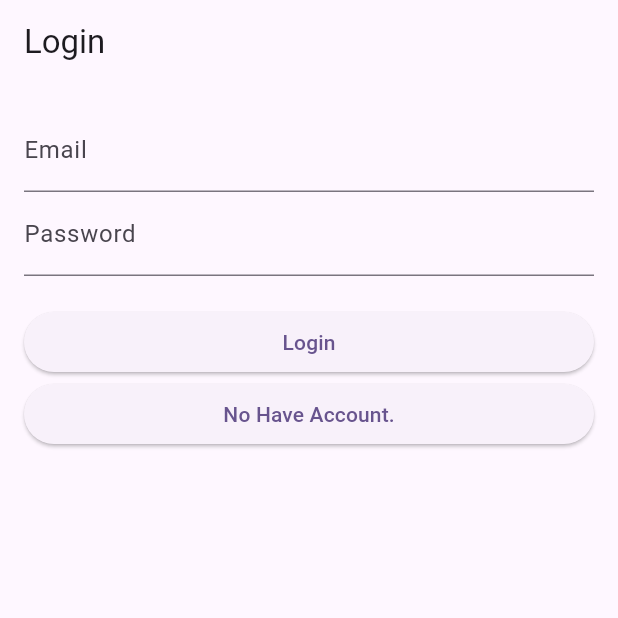
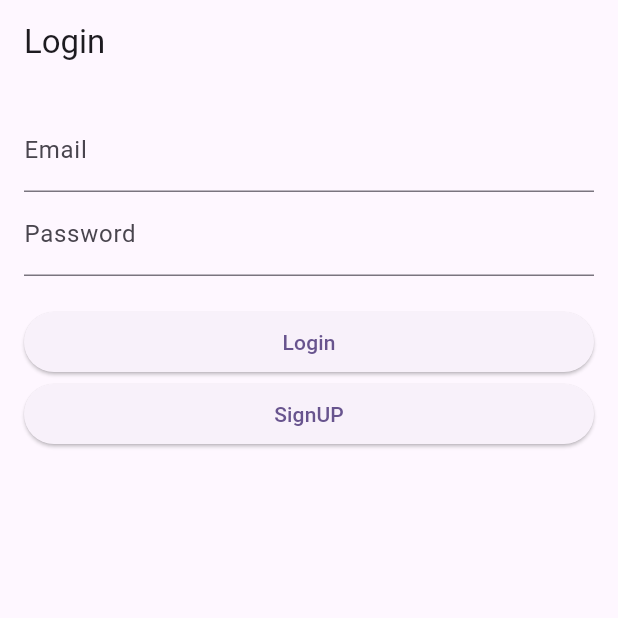
Before and after one commit to musharrafhamraz/Food-Gallery-App, a Flutter app: the screen it shows after launch, after a tap on "Login", on a phone screen of 412 x 824 dp, the top half of it. Run offline on Flutter 3.47's test engine with Material 3 defaults, Android fonts, the phone set to English and light mode, and no system bars; our stand-ins replace cloud_firestore, firebase_auth, firebase_core; accounts and stored records are empty; network calls fail.

Commit message:
basic implementation of user and tailor dataflow and navigation done.

```diff
--- a/lib/auth/auth_services.dart
+++ b/lib/auth/auth_services.dart
@@ -1,19 +1,20 @@
-// lib/auth/auth_service.dart
 import 'package:firebase_auth/firebase_auth.dart';
 import 'package:cloud_firestore/cloud_firestore.dart';
 
 class AuthService {
+  // Firebase Auth instance
+  final FirebaseAuth _auth = FirebaseAuth.instance;
+
   // Sign Up Method
   Future<void> signUpUser(String email, String password, String role) async {
     try {
-      UserCredential userCredential = await FirebaseAuth.instance
-          .createUserWithEmailAndPassword(email: email, password: password);
+      UserCredential userCredential = await _auth.createUserWithEmailAndPassword(
+        email: email,
+        password: password,
+      );
 
       // Save user role in Firestore
-      await FirebaseFirestore.instance
-          .collection('users')
-          .doc(userCredential.user!.uid)
-          .set({
+      await FirebaseFirestore.instance.collection('users').doc(userCredential.user!.uid).set({
         'email': email,
         'role': role, // tailor or customer
       });
@@ -21,20 +22,29 @@ class AuthService {
       print('User signed up successfully!');
     } catch (e) {
       print('Sign-up failed: $e');
-      throw e; // Rethrow error to handle it in the UI
+      throw e;
     }
   }
 
-  // Sign In Method
-  Future<void> loginUser(String email, String password) async {
+  // Login Method and Role Retrieval
+  Future<String?> loginUser(String email, String password) async {
     try {
-      UserCredential userCredential = await FirebaseAuth.instance
-          .signInWithEmailAndPassword(email: email, password: password);
+      UserCredential userCredential = await _auth.signInWithEmailAndPassword(
+        email: email,
+        password: password,
+      );
 
-      print('User logged in successfully!');
+      // Get the user's role from Firestore
+      DocumentSnapshot userDoc = await FirebaseFirestore.instance
+          .collection('users')
+          .doc(userCredential.user!.uid)
+          .get();
+
+      String? role = userDoc['role'];
+      return role; // Return the user's role (tailor or customer)
     } catch (e) {
       print('Login failed: $e');
-      throw e; // Rethrow error to handle it in the UI
+      throw e;
     }
   }
 }
--- a/lib/auth/login_screen.dart
+++ b/lib/auth/login_screen.dart
@@ -2,6 +2,8 @@
 import 'package:flutter/material.dart';
 import 'package:tailorapp/auth/auth_services.dart';
 import 'package:tailorapp/auth/sign_up_screen.dart';
+import 'package:tailorapp/screens/customer_dashboard.dart';
+import 'package:tailorapp/screens/tailor_dashboard.dart';
 
 class LoginScreen extends StatefulWidget {
   const LoginScreen({super.key});
@@ -38,13 +40,31 @@ class LoginScreenState extends State<LoginScreen> {
             ElevatedButton(
               onPressed: () async {
                 try {
-                  await _authService.loginUser(
+                  // Login and retrieve role
+                  String? role = await _authService.loginUser(
                     _emailController.text,
                     _passwordController.text,
                   );
-                  // Show success message or navigate to another screen
-                  ScaffoldMessenger.of(context).showSnackBar(
-                      const SnackBar(content: Text('Login Successful')));
+
+                  // Navigate to the appropriate dashboard based on role
+                  if (role == 'tailor') {
+                    Navigator.pushReplacement(
+                      context,
+                      MaterialPageRoute(
+                          builder: (context) => const TailorDashboard()),
+                    );
+                  } else if (role == 'customer') {
+                    Navigator.pushReplacement(
+                      context,
+                      MaterialPageRoute(
+                          builder: (context) => const CustomerDashboard()),
+                    );
+                  } else {
+                    // Handle case if role is not found
+                    ScaffoldMessenger.of(context).showSnackBar(const SnackBar(
+                      content: Text('Invalid user role'),
+                    ));
+                  }
                 } catch (e) {
                   // Show error message
                   ScaffoldMessenger.of(context).showSnackBar(
@@ -60,7 +80,8 @@ class LoginScreenState extends State<LoginScreen> {
                   return const SignupScreen();
                 }));
               },
-                child: const Text('No Have Account.'))
+              child: const Text('SignUP'),
+            ),
           ],
         ),
       ),
```
Also changed, not shown: lib/screens/customer_dashboard.dart (added, +19 -0 lines), lib/screens/tailor_dashboard.dart (added, +19 -0 lines). Lines whose indentation alone changed are shown as unchanged.
